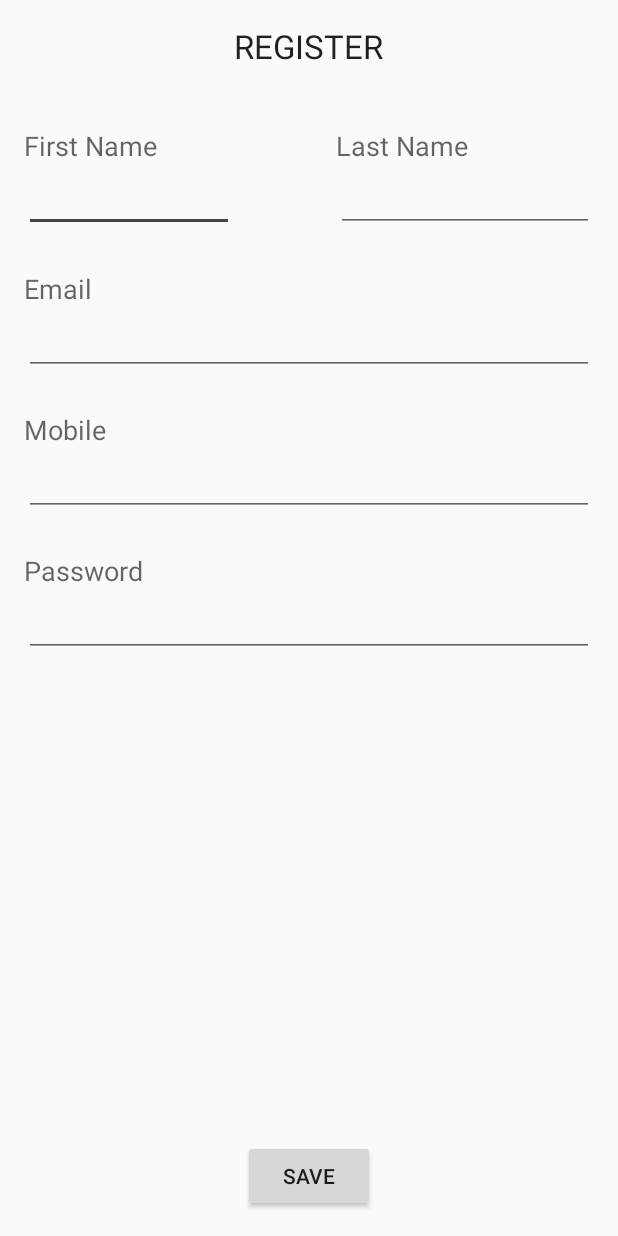
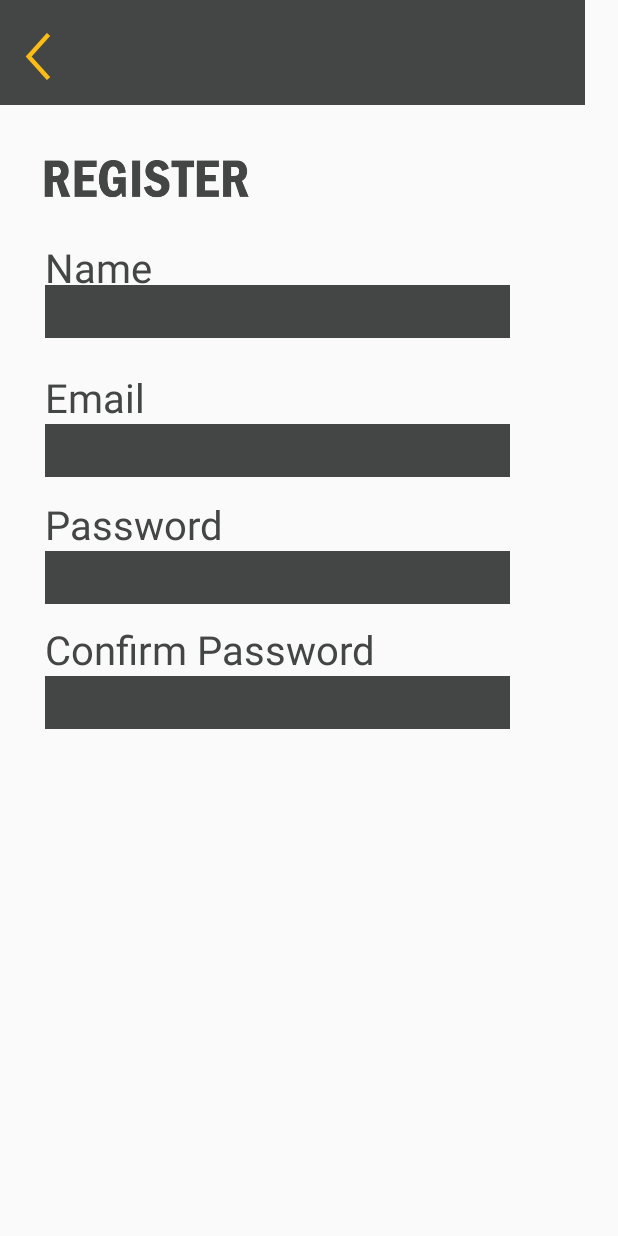
Before and after one commit to KawaiiChigga/Pet-Source, an Android app: the RegisterActivity screen opened directly, with no data from a screen before it, on a phone screen of 412 x 824 dp. Run offline under Robolectric (Android 15) with nearby library versions, the phone set to English and light mode, and no system bars.

Commit message:
NEW Register

```diff
--- a/app/src/main/res/layout/activity_register.xml
+++ b/app/src/main/res/layout/activity_register.xml
@@ -1,145 +1,145 @@
 <?xml version="1.0" encoding="utf-8"?>
 <RelativeLayout xmlns:android="http://schemas.android.com/apk/res/android"
+    xmlns:app="http://schemas.android.com/apk/res-auto"
     xmlns:tools="http://schemas.android.com/tools"
     android:layout_width="match_parent"
     android:layout_height="match_parent"
-    android:paddingBottom="@dimen/activity_vertical_margin"
-    android:paddingLeft="@dimen/activity_horizontal_margin"
-    android:paddingRight="@dimen/activity_horizontal_margin"
-    android:paddingTop="@dimen/activity_vertical_margin"
     tools:context="com.example.user.petsource.RegisterActivity">
 
-    <TextView
-        android:layout_width="wrap_content"
-        android:layout_height="wrap_content"
-        android:textAppearance="?android:attr/textAppearanceLarge"
-        android:text="REGISTER"
-        android:id="@+id/textView"
+    <ImageView
+        android:layout_width="390dp"
+        android:layout_height="70dp"
+        android:background="#444545"
+        android:id="@+id/imageView3"
         android:layout_alignParentTop="true"
-        android:layout_centerHorizontal="true" />
-
-    <TextView
-        android:layout_width="wrap_content"
-        android:layout_height="wrap_content"
-        android:textAppearance="?android:attr/textAppearanceMedium"
-        android:text="First Name"
-        android:id="@+id/textView2"
-        android:layout_marginTop="39dp"
-        android:layout_below="@+id/textView"
         android:layout_alignParentLeft="true"
         android:layout_alignParentStart="true" />
 
+    <ImageButton
+        android:layout_width="50dp"
+        android:layout_height="35dp"
+        android:src="@drawable/back"
+        android:background="#00ffffff"
+        android:scaleType="fitCenter"
+        android:id="@+id/imageButton"
+        android:layout_marginTop="20dp"
+        android:layout_alignParentTop="true"
+        android:layout_alignParentLeft="true"
+        android:layout_alignParentStart="true"
+        android:onClick="gotoLogin"/>
+
+    <ImageView
+        android:layout_width="150dp"
+        android:layout_height="100dp"
+        android:id="@+id/imageView4"
+        android:src="@drawable/register"
+        android:scaleType="fitCenter"
+        android:layout_marginLeft="-30dp"
+        android:layout_below="@+id/imageView3"
+        android:layout_toRightOf="@+id/imageButton"
+        android:layout_toEndOf="@+id/imageButton" />
+
     <TextView
+        android:layout_width="80dp"
+        android:layout_height="40dp"
+        android:text="Name"
+        android:textAppearance="?android:attr/textAppearanceMedium"
+        android:textSize="12pt"
+        android:textColor="#444545"
+        android:id="@+id/textView7"
+        android:layout_marginTop="-10dp"
+        android:layout_marginLeft="10dp"
+        android:layout_below="@+id/imageView4"
+        android:layout_alignLeft="@+id/imageView4"
+        android:layout_alignStart="@+id/imageView4" />
+
+    <EditText
+        android:inputType="text"
+        android:layout_width="310dp"
+        android:layout_height="35dp"
+        android:background="#444545"
+        android:textColor="#FDBD15"
+        android:ems="10"
+        android:id="@+id/editText6"
+        android:layout_below="@+id/imageView4"
+        android:layout_alignLeft="@+id/textView7"
+        android:layout_alignStart="@+id/textView7"
+        android:layout_marginTop="20dp" />
+
+    <TextView
+        android:text="Email"
+        android:textAppearance="?android:attr/textAppearanceMedium"
+        android:textSize="12pt"
+        android:textColor="#444545"
         android:layout_width="wrap_content"
         android:layout_height="wrap_content"
-        android:textAppearance="?android:attr/textAppearanceMedium"
-        android:text="Last Name"
-        android:id="@+id/textView3"
-        android:layout_above="@+id/editText2"
-        android:layout_toRightOf="@+id/editText"
-        android:layout_toEndOf="@+id/editText"
-        android:layout_marginLeft="68dp"
-        android:layout_marginStart="68dp" />
+        android:layout_below="@+id/editText6"
+        android:layout_alignLeft="@+id/editText6"
+        android:layout_alignStart="@+id/editText6"
+        android:layout_marginTop="21dp"
+        android:id="@+id/textView" />
 
     <EditText
+        android:layout_width="310dp"
+        android:layout_height="35dp"
+        android:background="#444545"
+        android:textColor="#FDBD15"
+        android:inputType="textEmailAddress"
+        android:ems="10"
+        android:layout_below="@+id/textView"
+        android:layout_alignLeft="@+id/textView"
+        android:layout_alignStart="@+id/textView"
+        android:id="@+id/editText2" />
+
+    <TextView
+        android:text="Password"
+        android:textSize="12pt"
+        android:textColor="#444545"
         android:layout_width="wrap_content"
         android:layout_height="wrap_content"
-        android:inputType="textPersonName"
-        android:ems="10"
-        android:id="@+id/editText"
-        android:layout_below="@+id/textView2"
-        android:layout_alignParentLeft="true"
-        android:layout_alignParentStart="true"
-        android:layout_toLeftOf="@+id/textView"
-        android:layout_toStartOf="@+id/textView" />
+        android:layout_marginTop="13dp"
+        android:id="@+id/textView2"
+        android:layout_below="@+id/editText2"
+        android:layout_alignLeft="@+id/editText2"
+        android:layout_alignStart="@+id/editText2" />
+
+
 
     <EditText
+        android:layout_width="310dp"
+        android:layout_height="35dp"
+        android:background="#444545"
+        android:textColor="#FDBD15"
+        android:inputType="textPassword"
+        android:ems="10"
+        android:layout_below="@+id/textView2"
+        android:layout_alignLeft="@+id/textView2"
+        android:layout_alignStart="@+id/textView2"
+        android:id="@+id/editText4" />
+
+    <TextView
+        android:text="Confirm Password"
+        android:textSize="12pt"
+        android:textColor="#444545"
         android:layout_width="wrap_content"
         android:layout_height="wrap_content"
-        android:inputType="textPersonName"
+        android:id="@+id/textView3"
+        android:layout_below="@+id/editText4"
+        android:layout_alignLeft="@+id/editText4"
+        android:layout_alignStart="@+id/editText4"
+        android:layout_marginTop="12dp" />
+
+    <EditText
+        android:layout_width="310dp"
+        android:layout_height="35dp"
+        android:background="#444545"
+        android:textColor="#FDBD15"
+        android:inputType="textPassword"
         android:ems="10"
-        android:id="@+id/editText2"
-        android:layout_alignTop="@+id/editText"
+        android:layout_below="@+id/textView3"
         android:layout_alignLeft="@+id/textView3"
         android:layout_alignStart="@+id/textView3"
-        android:layout_alignParentRight="true"
-        android:layout_alignParentEnd="true" />
+        android:id="@+id/editText5" />
 
-    <TextView
-        android:layout_width="wrap_content"
-        android:layout_height="wrap_content"
-        android:textAppearance="?android:attr/textAppearanceMedium"
-        android:text="Email"
-        android:id="@+id/textView4"
-        android:layout_below="@+id/editText"
-        android:layout_alignParentLeft="true"
-        android:layout_alignParentStart="true"
-        android:layout_marginTop="25dp" />
 
-    <EditText
-        android:layout_width="wrap_content"
-        android:layout_height="wrap_content"
-        android:inputType="textEmailAddress"
-        android:ems="10"
-        android:id="@+id/editText3"
-        android:layout_below="@+id/textView4"
-        android:layout_alignParentLeft="true"
-        android:layout_alignParentStart="true"
-        android:layout_alignParentRight="true"
-        android:layout_alignParentEnd="true" />
-
-    <TextView
-        android:layout_width="wrap_content"
-        android:layout_height="wrap_content"
-        android:textAppearance="?android:attr/textAppearanceMedium"
-        android:text="Mobile"
-        android:id="@+id/textView5"
-        android:layout_marginTop="24dp"
-        android:layout_below="@+id/editText3"
-        android:layout_alignParentLeft="true"
-        android:layout_alignParentStart="true" />
-
-    <EditText
-        android:layout_width="wrap_content"
-        android:layout_height="wrap_content"
-        android:inputType="phone"
-        android:ems="10"
-        android:id="@+id/editText4"
-        android:layout_below="@+id/textView5"
-        android:layout_alignParentLeft="true"
-        android:layout_alignParentStart="true"
-        android:layout_alignParentRight="true"
-        android:layout_alignParentEnd="true" />
-
-    <TextView
-        android:layout_width="wrap_content"
-        android:layout_height="wrap_content"
-        android:textAppearance="?android:attr/textAppearanceMedium"
-        android:text="Password"
-        android:id="@+id/textView6"
-        android:layout_marginTop="24dp"
-        android:layout_below="@+id/editText4"
-        android:layout_alignParentLeft="true"
-        android:layout_alignParentStart="true" />
-
-    <EditText
-        android:layout_width="wrap_content"
-        android:layout_height="wrap_content"
-        android:inputType="textPassword"
-        android:ems="10"
-        android:id="@+id/editText5"
-        android:layout_below="@+id/textView6"
-        android:layout_alignParentLeft="true"
-        android:layout_alignParentStart="true"
-        android:layout_alignParentRight="true"
-        android:layout_alignParentEnd="true" />
-
-    <Button
-        android:onClick="gotoTabActivity"
-        android:layout_width="wrap_content"
-        android:layout_height="wrap_content"
-        android:text="SAVE"
-        android:id="@+id/button3"
-        android:layout_alignParentBottom="true"
-        android:layout_centerHorizontal="true" />
 </RelativeLayout>
--- a/app/src/main/res/layout/activity_signin.xml
+++ b/app/src/main/res/layout/activity_signin.xml
@@ -1,5 +1,6 @@
 <?xml version="1.0" encoding="utf-8"?>
 <RelativeLayout xmlns:android="http://schemas.android.com/apk/res/android"
+    xmlns:app="http://schemas.android.com/apk/res-auto"
     xmlns:tools="http://schemas.android.com/tools"
     android:layout_width="match_parent"
     android:layout_height="match_parent"
@@ -65,7 +66,7 @@
     <EditText
         android:layout_width="310dp"
         android:layout_height="35dp"
-        android:inputType="textEmailAddress"
+        android:inputType="text"
         android:background="#444545"
         android:textColor="#FDBD15"
         android:ems="10"
@@ -99,5 +100,14 @@
         android:layout_alignLeft="@+id/textView8"
         android:layout_alignStart="@+id/textView8" />
 
+    <ImageButton
+        android:layout_width="wrap_content"
+        android:layout_height="wrap_content"
+        android:scaleType="fitCenter"
+        app:srcCompat="@drawable/go"
+        android:id="@+id/imageButton2"
+        android:layout_alignParentBottom="true"
+        android:layout_below="@+id/editText7" />
+
 
 </RelativeLayout>
```
